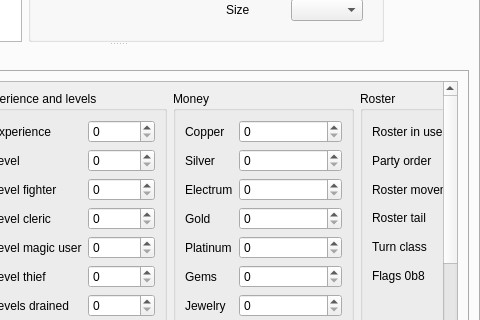
malcyon/wish, file wish/window.ui: the form before one commit; both pictures show x 245 to 725 and y 246 to 566 of the 725 by 707 pixel window.
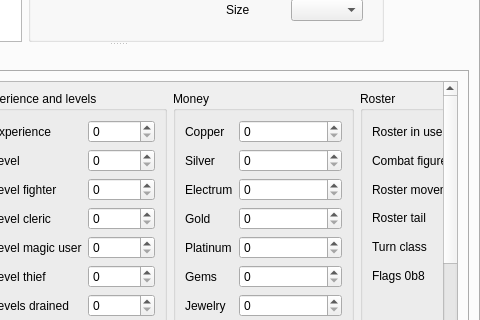
The form after the commit. The open tabs and pages were chosen to show the change. Custom widgets are drawn as their Qt base class.

Commit message:
Label the Roster spinbox Combat figure, since the byte is which of eight combat pictures a character draws with (#305)
Claude-Session: https://claude.ai/code/session_013pBZLMyv6Gg5eaNHRPRs2W

```diff
--- a/wish/window.ui
+++ b/wish/window.ui
@@ -2203,7 +2203,7 @@
                    <item row="1" column="0">
                     <widget class="QLabel" name="label_party_order">
                      <property name="text">
-                      <string>Party order</string>
+                      <string>Combat figure</string>
                      </property>
                     </widget>
                    </item>
```
The commit also changes 1 other file.
